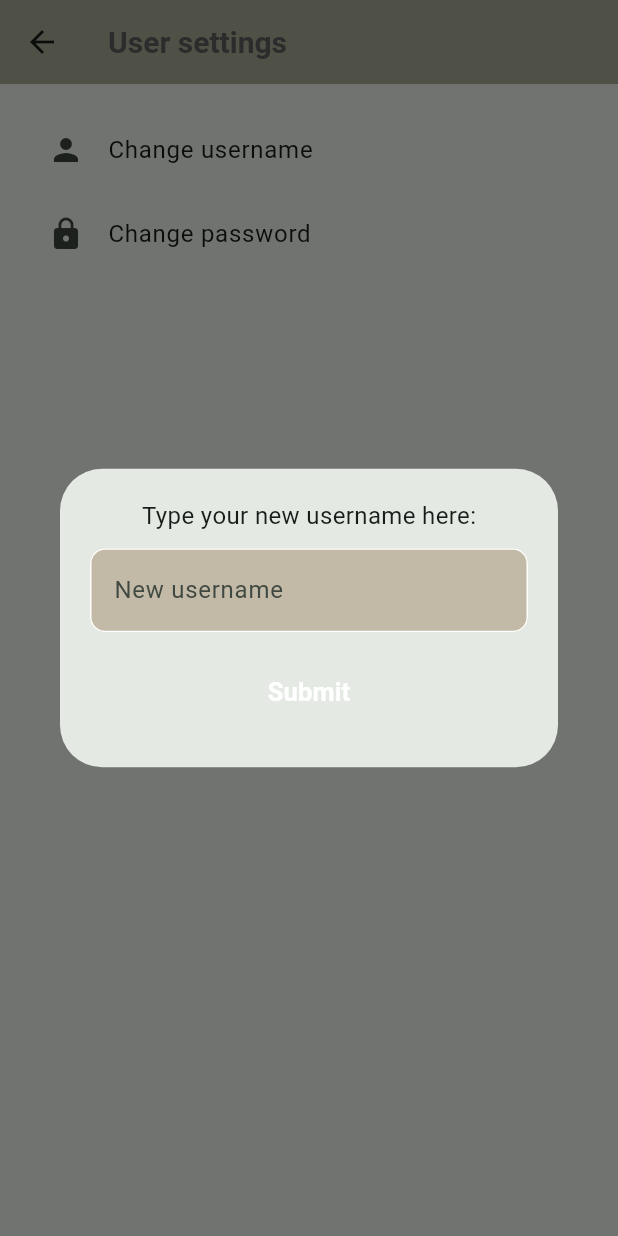
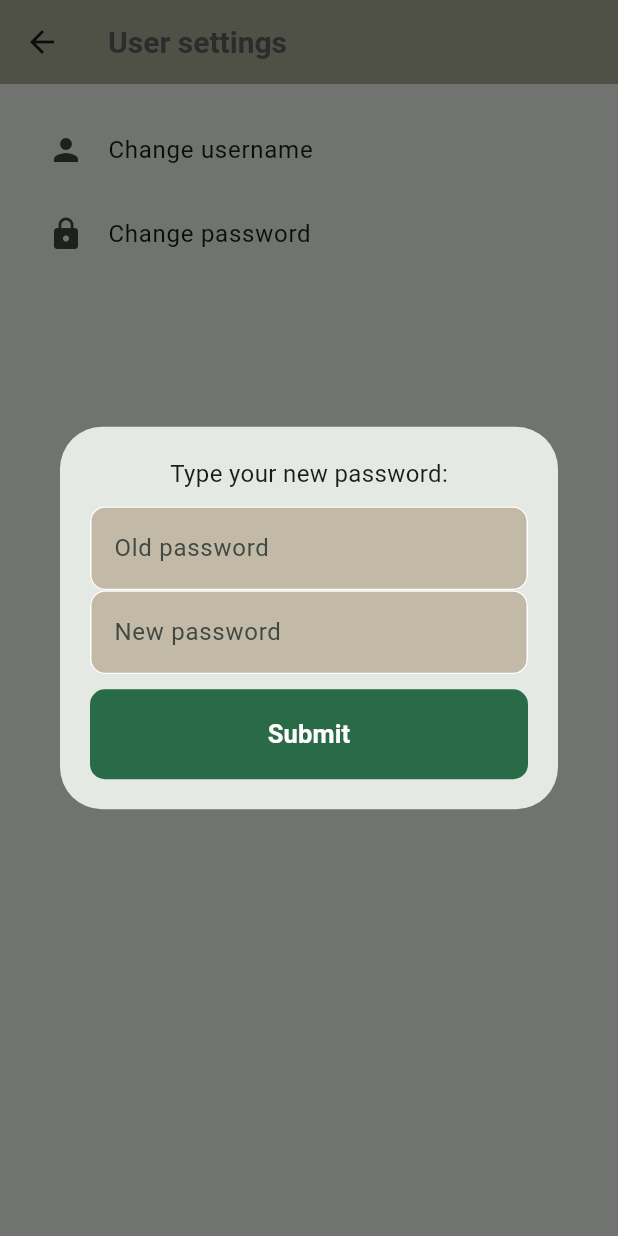
Before and after one commit to browsfer/Chatify, a Flutter app: the UserSettingsScreen screen opened directly, after a tap on "Change password", on a phone screen of 412 x 824 dp. Run offline on Flutter 3.47's test engine with Material 2 defaults, Android fonts, the phone set to English and light mode, and no system bars; our stand-ins replace cloud_firestore, firebase_auth, firebase_core, firebase_messaging, firebase_storage, flutter_advanced_drawer and 4 more; accounts and stored records are empty; generated files the repository leaves out were written again; project files that could hold a hidden picture were left out.

Commit message:
Changing user password

```diff
--- a/lib/screens/user_settings_screen.dart
+++ b/lib/screens/user_settings_screen.dart
@@ -21,9 +21,33 @@ class _UserSettingsScreenState extends State<UserSettingsScreen> {
 
   final _newUsernameController = TextEditingController();
 
-  final newContext = BuildContext;
+  final _oldPasswordController = TextEditingController();
 
-  Future<void> _updateUserData() async {
+  final _newPasswordController = TextEditingController();
+
+  Future<void> _changePassword() async {
+    final user = FirebaseAuth.instance.currentUser!;
+
+    try {
+      await user.updatePassword(_newPasswordController.text);
+      Navigator.of(context).pop();
+      MotionToast.success(
+        description: const Text('Password changed successfully'),
+      ).show(context);
+      _oldPasswordController.clear();
+      _newPasswordController.clear();
+    } on FirebaseAuthException catch (e) {
+      MotionToast.error(
+        description: Text(e.message!),
+        title: const Text(
+          'Failed to change your password.',
+        ),
+        padding: const EdgeInsets.all(10),
+      ).show(context);
+    }
+  }
+
+  Future<void> _changeUsername() async {
     try {
       await _firebase.collection('users').doc(_currentUser!.uid).update(
         {
@@ -39,7 +63,7 @@ class _UserSettingsScreenState extends State<UserSettingsScreen> {
       MotionToast.error(
         description: Text(e.message!),
         title: const Text(
-          'Failed to change your data.',
+          'Failed to change your username.',
         ),
         padding: const EdgeInsets.all(10),
       ).show(context);
@@ -54,7 +78,7 @@ class _UserSettingsScreenState extends State<UserSettingsScreen> {
 
   @override
   Widget build(BuildContext context) {
-    void showChangeData() {
+    void showChangeData({required bool isChangingPassword}) {
       showDialog(
         context: context,
         builder: (context) => Dialog(
@@ -66,24 +90,57 @@ class _UserSettingsScreenState extends State<UserSettingsScreen> {
             child: Column(
               mainAxisSize: MainAxisSize.min,
               children: [
-                const Text(
-                  'Type your new username here:',
-                  style: TextStyle(
+                Text(
+                  isChangingPassword
+                      ? 'Type your new password:'
+                      : 'Type your new username:',
+                  style: const TextStyle(
                     fontSize: 16,
                   ),
                 ),
                 const SizedBox(height: 10),
-                MyTextField(
-                  textController: _newUsernameController,
-                  labelText: 'New username',
-                ),
+                if (!isChangingPassword)
+                  MyTextField(
+                    textController: _newUsernameController,
+                    labelText: 'New username',
+                  ),
+                if (isChangingPassword) ...[
+                  MyTextField(
+                    labelText: 'Old password',
+                    textController: _oldPasswordController,
+                    obscureText: true,
+                    autovalidateMode: AutovalidateMode.onUserInteraction,
+                    validator: (val) {
+                      if (val!.isEmpty || val.length < 7) {
+                        return 'Password must be at least 7 characters long';
+                      }
+                      return null;
+                    },
+                  ),
+                  MyTextField(
+                    labelText: 'New password',
+                    textController: _newPasswordController,
+                    obscureText: true,
+                    autovalidateMode: AutovalidateMode.onUserInteraction,
+                    validator: (value) {
+                      if (value!.isEmpty) {
+                        return 'Please enter your new password';
+                      } else if (value == _oldPasswordController.text) {
+                        return 'Passwords are same';
+                      }
+                      return null;
+                    },
+                  ),
+                ],
                 const SizedBox(height: 10),
                 CustomButton(
                   textColor: Colors.white,
                   text: 'Submit',
                   color: Theme.of(context).primaryColor,
                   radius: 10,
-                  onPressed: null,
+                  onPressed: () => isChangingPassword
+                      ? _changePassword()
+                      : _changeUsername(),
                 ),
               ],
             ),
@@ -103,12 +160,12 @@ class _UserSettingsScreenState extends State<UserSettingsScreen> {
           ListTile(
             leading: const Icon(Icons.person),
             title: const Text('Change username'),
-            onTap: showChangeData,
+            onTap: () => showChangeData(isChangingPassword: false),
           ),
           ListTile(
             leading: const Icon(Icons.lock),
             title: const Text('Change password'),
-            onTap: showChangeData,
+            onTap: () => showChangeData(isChangingPassword: true),
           ),
         ],
       ),
--- a/lib/widgets/my_text_field.dart
+++ b/lib/widgets/my_text_field.dart
@@ -5,6 +5,7 @@ class MyTextField extends StatelessWidget {
   final bool? obscureText;
   final TextEditingController? textController;
   final String? Function(String?)? validator;
+  final AutovalidateMode? autovalidateMode;
   final Widget? prefixIcon;
   final Color? prefixIconColor;
 
@@ -16,11 +17,13 @@ class MyTextField extends StatelessWidget {
     this.validator,
     this.prefixIcon,
     this.prefixIconColor,
+    this.autovalidateMode,
   });
 
   @override
   Widget build(BuildContext context) {
     return TextFormField(
+      autovalidateMode: autovalidateMode,
       validator: validator,
       controller: textController,
       obscureText: obscureText ?? false,
```
